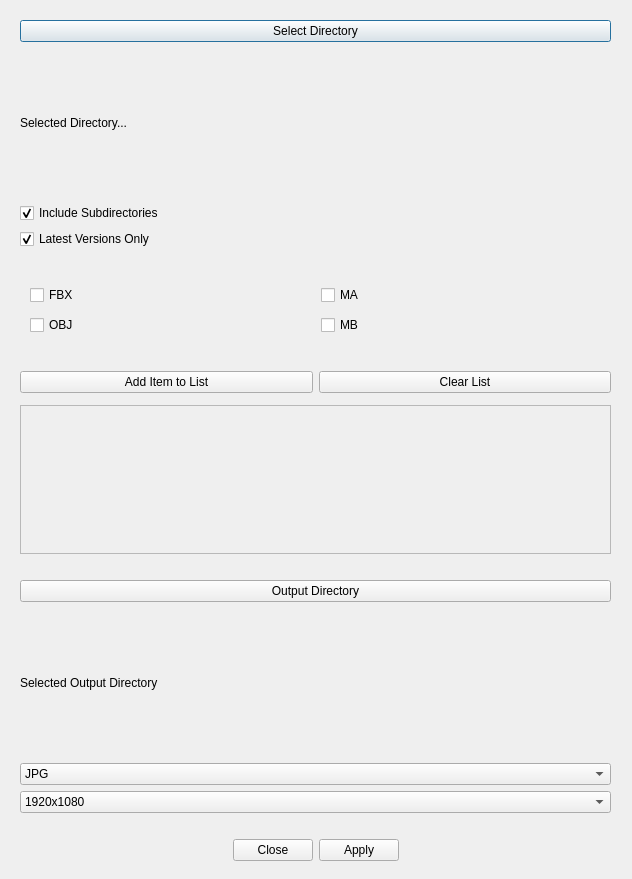
The window that batchrender.ui (AnnevanHeeren/Maya-Batch-Renderer) describes before a commit, drawn with Qt 5.
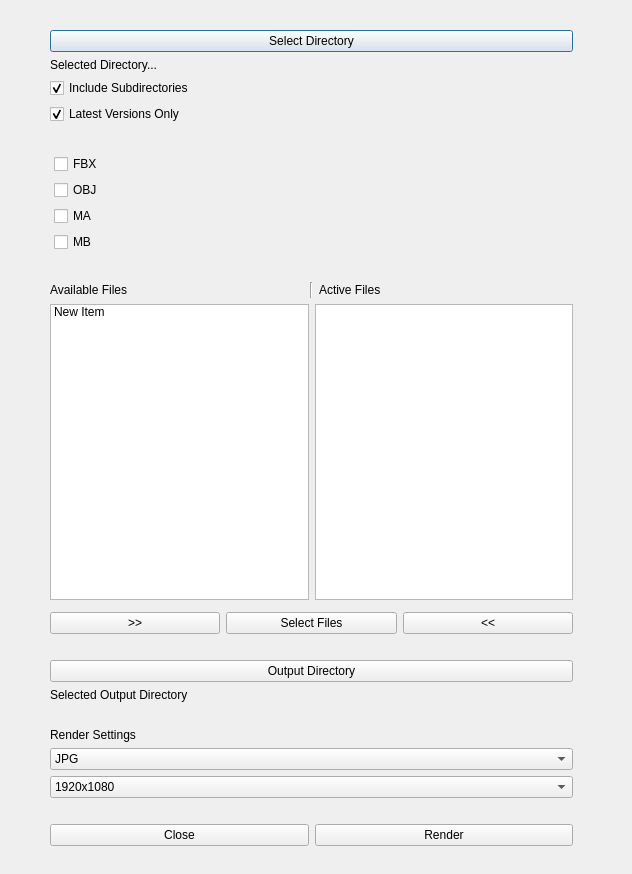
The same window after the commit.

Commit message: improved way of listing and activating files

Patch:
```diff
--- a/batchrender.ui
+++ b/batchrender.ui
@@ -7,7 +7,7 @@
     <x>0</x>
     <y>0</y>
     <width>632</width>
-    <height>879</height>
+    <height>874</height>
    </rect>
   </property>
   <property name="sizePolicy">
@@ -28,10 +28,10 @@
   <widget class="QWidget" name="verticalLayoutWidget">
    <property name="geometry">
     <rect>
-     <x>20</x>
-     <y>20</y>
-     <width>591</width>
-     <height>841</height>
+     <x>50</x>
+     <y>30</y>
+     <width>523</width>
+     <height>816</height>
     </rect>
    </property>
    <layout class="QVBoxLayout" name="verticalLayout">
@@ -92,53 +92,47 @@
      </spacer>
     </item>
     <item>
-     <layout class="QGridLayout" name="gridLayout_3">
-      <property name="sizeConstraint">
-       <enum>QLayout::SetNoConstraint</enum>
-      </property>
+     <layout class="QVBoxLayout" name="verticalLayout_3">
       <property name="leftMargin">
-       <number>10</number>
+       <number>4</number>
       </property>
       <property name="topMargin">
-       <number>10</number>
+       <number>4</number>
       </property>
       <property name="rightMargin">
-       <number>10</number>
+       <number>4</number>
       </property>
       <property name="bottomMargin">
-       <number>10</number>
+       <number>4</number>
       </property>
-      <property name="spacing">
-       <number>10</number>
-      </property>
-      <item row="0" column="0">
+      <item>
        <widget class="QCheckBox" name="chbox_fbx">
         <property name="text">
          <string>FBX</string>
         </property>
        </widget>
       </item>
-      <item row="1" column="0">
+      <item>
        <widget class="QCheckBox" name="chbox_obj">
         <property name="text">
          <string>OBJ</string>
         </property>
        </widget>
       </item>
-      <item row="1" column="1">
-       <widget class="QCheckBox" name="chbox_mb">
-        <property name="text">
-         <string>MB</string>
-        </property>
-       </widget>
-      </item>
-      <item row="0" column="1">
+      <item>
        <widget class="QCheckBox" name="chbox_ma">
         <property name="text">
          <string>MA</string>
         </property>
        </widget>
       </item>
+      <item>
+       <widget class="QCheckBox" name="chbox_mb">
+        <property name="text">
+         <string>MB</string>
+        </property>
+       </widget>
+      </item>
      </layout>
     </item>
     <item>
@@ -155,18 +149,72 @@
      </spacer>
     </item>
     <item>
-     <layout class="QHBoxLayout" name="horizontalLayout_3">
+     <layout class="QHBoxLayout" name="horizontalLayout_5">
+      <property name="sizeConstraint">
+       <enum>QLayout::SetMaximumSize</enum>
+      </property>
       <item>
-       <widget class="QPushButton" name="pushButton_2">
+       <widget class="QLabel" name="lbl_available_files">
         <property name="text">
-         <string>Add Item to List</string>
+         <string>Available Files</string>
         </property>
        </widget>
       </item>
       <item>
-       <widget class="QPushButton" name="pushButton">
+       <widget class="Line" name="line">
+        <property name="orientation">
+         <enum>Qt::Vertical</enum>
+        </property>
+       </widget>
+      </item>
+      <item>
+       <widget class="QLabel" name="lbl_active_files">
+        <property name="minimumSize">
+         <size>
+          <width>0</width>
+          <height>16</height>
+         </size>
+        </property>
         <property name="text">
-         <string>Clear List</string>
+         <string>Active Files</string>
+        </property>
+       </widget>
+      </item>
+     </layout>
+    </item>
+    <item>
+     <layout class="QHBoxLayout" name="horizontalLayout">
+      <property name="sizeConstraint">
+       <enum>QLayout::SetMaximumSize</enum>
+      </property>
+      <item>
+       <widget class="QListWidget" name="lst_available">
+        <property name="mouseTracking">
+         <bool>false</bool>
+        </property>
+        <property name="acceptDrops">
+         <bool>false</bool>
+        </property>
+        <property name="inputMethodHints">
+         <set>Qt::ImhNone</set>
+        </property>
+        <property name="alternatingRowColors">
+         <bool>false</bool>
+        </property>
+        <property name="selectionMode">
+         <enum>QAbstractItemView::MultiSelection</enum>
+        </property>
+        <item>
+         <property name="text">
+          <string>New Item</string>
+         </property>
+        </item>
+       </widget>
+      </item>
+      <item>
+       <widget class="QListWidget" name="lst_active">
+        <property name="selectionMode">
+         <enum>QAbstractItemView::MultiSelection</enum>
         </property>
        </widget>
       </item>
@@ -183,54 +231,32 @@
      </widget>
     </item>
     <item>
-     <widget class="QScrollArea" name="scrollArea">
-      <property name="enabled">
-       <bool>true</bool>
+     <layout class="QHBoxLayout" name="horizontalLayout_3">
+      <property name="spacing">
+       <number>6</number>
       </property>
-      <property name="sizePolicy">
-       <sizepolicy hsizetype="Expanding" vsizetype="Maximum">
-        <horstretch>0</horstretch>
-        <verstretch>0</verstretch>
-       </sizepolicy>
-      </property>
-      <property name="minimumSize">
-       <size>
-        <width>0</width>
-        <height>10</height>
-       </size>
-      </property>
-      <property name="maximumSize">
-       <size>
-        <width>16777215</width>
-        <height>160</height>
-       </size>
-      </property>
-      <property name="autoFillBackground">
-       <bool>false</bool>
-      </property>
-      <property name="horizontalScrollBarPolicy">
-       <enum>Qt::ScrollBarAlwaysOff</enum>
-      </property>
-      <property name="sizeAdjustPolicy">
-       <enum>QAbstractScrollArea::AdjustIgnored</enum>
-      </property>
-      <property name="widgetResizable">
-       <bool>true</bool>
-      </property>
-      <property name="alignment">
-       <set>Qt::AlignLeading|Qt::AlignLeft|Qt::AlignVCenter</set>
-      </property>
-      <widget class="QWidget" name="scrollAreaWidgetContents">
-       <property name="geometry">
-        <rect>
-         <x>0</x>
-         <y>0</y>
-         <width>587</width>
-         <height>85</height>
-        </rect>
-       </property>
-      </widget>
-     </widget>
+      <item>
+       <widget class="QPushButton" name="btn_to_active">
+        <property name="text">
+         <string>&gt;&gt;</string>
+        </property>
+       </widget>
+      </item>
+      <item>
+       <widget class="QPushButton" name="btn_select_files">
+        <property name="text">
+         <string>Select Files</string>
+        </property>
+       </widget>
+      </item>
+      <item>
+       <widget class="QPushButton" name="btn_to_available">
+        <property name="text">
+         <string>&lt;&lt;</string>
+        </property>
+       </widget>
+      </item>
+     </layout>
     </item>
     <item>
      <spacer name="horizontalSpacer_2">
@@ -260,7 +286,27 @@
      </widget>
     </item>
     <item>
-     <widget class="QComboBox" name="comboBox">
+     <spacer name="horizontalSpacer_5">
+      <property name="orientation">
+       <enum>Qt::Horizontal</enum>
+      </property>
+      <property name="sizeHint" stdset="0">
+       <size>
+        <width>40</width>
+        <height>20</height>
+       </size>
+      </property>
+     </spacer>
+    </item>
+    <item>
+     <widget class="QLabel" name="lbl_render_settings">
+      <property name="text">
+       <string>Render Settings</string>
+      </property>
+     </widget>
+    </item>
+    <item>
+     <widget class="QComboBox" name="cmb_output_type">
       <item>
        <property name="text">
         <string>JPG</string>
@@ -306,20 +352,22 @@
      </spacer>
     </item>
     <item>
-     <widget class="QDialogButtonBox" name="buttonBox">
-      <property name="layoutDirection">
-       <enum>Qt::LeftToRight</enum>
-      </property>
-      <property name="autoFillBackground">
-       <bool>false</bool>
-      </property>
-      <property name="standardButtons">
-       <set>QDialogButtonBox::Apply|QDialogButtonBox::Close</set>
-      </property>
-      <property name="centerButtons">
-       <bool>true</bool>
-      </property>
-     </widget>
+     <layout class="QHBoxLayout" name="horizontalLayout_6">
+      <item>
+       <widget class="QPushButton" name="btn_close">
+        <property name="text">
+         <string>Close</string>
+        </property>
+       </widget>
+      </item>
+      <item>
+       <widget class="QPushButton" name="btn_render">
+        <property name="text">
+         <string>Render</string>
+        </property>
+       </widget>
+      </item>
+     </layout>
     </item>
    </layout>
   </widget>
```
Left out of the diff: 25 changed lines with no effect on the pictures.
